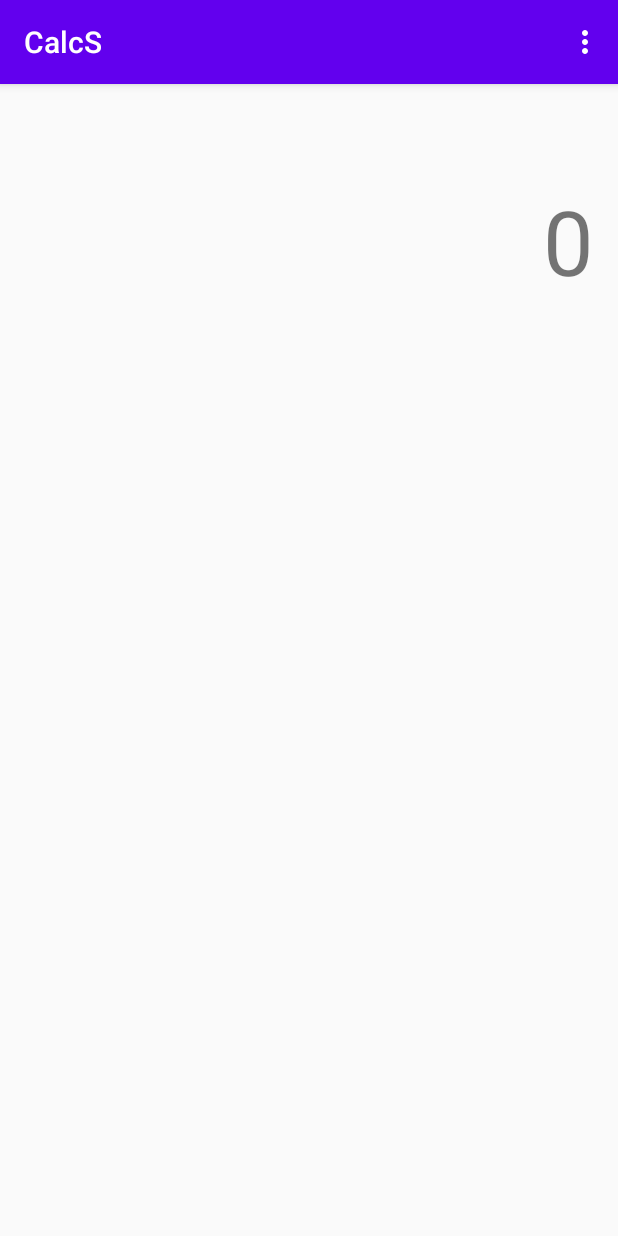
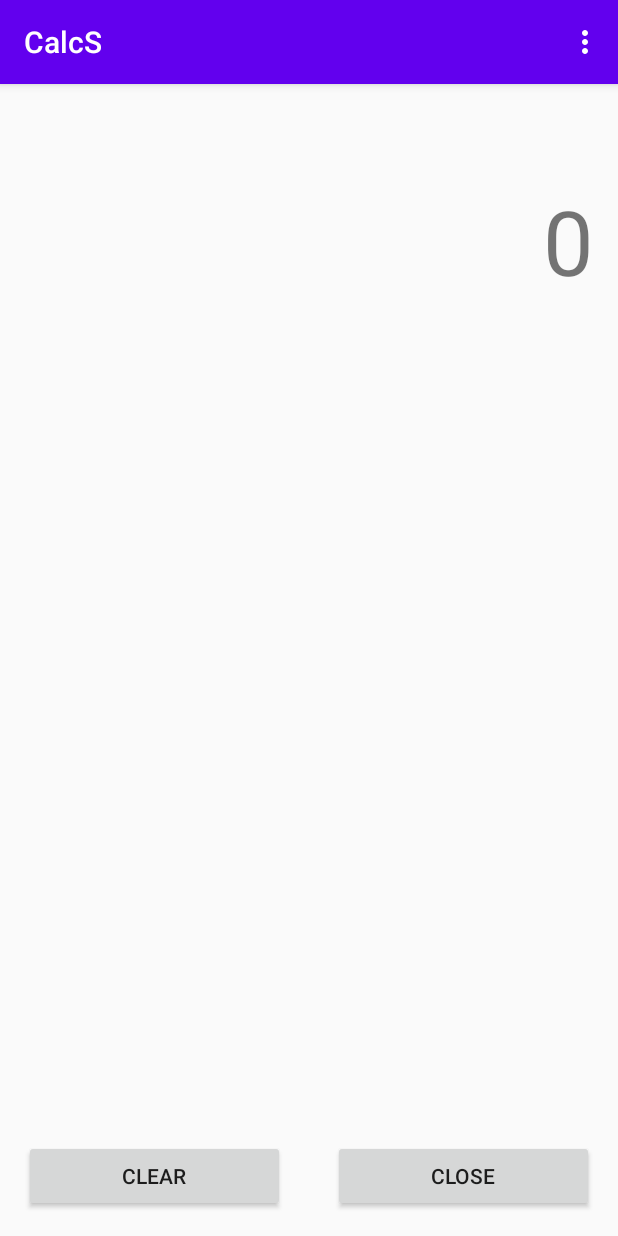
Before and after one commit to SolarisD/Calc, an Android app: the screen it shows after launch (MainActivity), after a tap on an icon or button, on a phone screen of 412 x 824 dp. Run offline under Robolectric (Android 15) with nearby library versions, the phone set to English and light mode, and no system bars; our stand-ins replace Room's generated code; 3 statements that could not run were skipped.

Commit message:
Add history control buttons

```diff
--- a/app/src/main/java/com/solarisd/calc/view/DefKeyboardFragment.kt
+++ b/app/src/main/java/com/solarisd/calc/view/DefKeyboardFragment.kt
@@ -13,10 +13,6 @@ import com.solarisd.calc.databinding.FragmentDefKeyboardBinding
 import com.solarisd.calc.viewmodel.MainViewModel
 
 class DefKeyboardFragment : Fragment() {
-    companion object {
-        @JvmStatic
-        fun newInstance() = DefKeyboardFragment()
-    }
     private val vm: MainViewModel by activityViewModels()
     override fun onCreateView(inflater: LayoutInflater, container: ViewGroup?, savedInstanceState: Bundle?): View? {
         val binding = DataBindingUtil.inflate<FragmentDefKeyboardBinding>(inflater, R.layout.fragment_def_keyboard, container, false)
--- a/app/src/main/java/com/solarisd/calc/view/ExtKeyboardFragment.kt
+++ b/app/src/main/java/com/solarisd/calc/view/ExtKeyboardFragment.kt
@@ -13,10 +13,6 @@ import com.solarisd.calc.databinding.FragmentExtKeyboardBinding
 import com.solarisd.calc.viewmodel.MainViewModel
 
 class ExtKeyboardFragment : Fragment() {
-    companion object {
-        @JvmStatic
-        fun newInstance() = ExtKeyboardFragment()
-    }
     private val vm: MainViewModel by activityViewModels()
     override fun onCreateView(inflater: LayoutInflater, container: ViewGroup?, savedInstanceState: Bundle?): View? {
         val binding = DataBindingUtil.inflate<FragmentExtKeyboardBinding>(inflater, R.layout.fragment_ext_keyboard, container, false)
--- a/app/src/main/java/com/solarisd/calc/view/HistoryFragment.kt
+++ b/app/src/main/java/com/solarisd/calc/view/HistoryFragment.kt
@@ -5,6 +5,7 @@ import androidx.fragment.app.Fragment
 import android.view.LayoutInflater
 import android.view.View
 import android.view.ViewGroup
+import android.widget.Button
 import androidx.fragment.app.activityViewModels
 import androidx.recyclerview.widget.LinearLayoutManager
 import androidx.recyclerview.widget.RecyclerView
@@ -14,15 +15,24 @@ import com.solarisd.calc.viewmodel.MainViewModel
 import kotlinx.coroutines.*
 
 class HistoryFragment : Fragment() {
-    companion object {
-        @JvmStatic
-        fun newInstance(param1: String, param2: String) = HistoryFragment()
-    }
     private lateinit var recyclerView: RecyclerView
     private val vm: MainViewModel by activityViewModels()
 
     override fun onCreateView(inflater: LayoutInflater, container: ViewGroup?,savedInstanceState: Bundle?): View? {
         val root = inflater.inflate(R.layout.fragment_history, container, false)
+        root.findViewById<Button>(R.id.btn_history_clear).setOnClickListener {
+            GlobalScope.launch(Dispatchers.IO){
+                vm.clearHistory()
+                val list = vm.getHistoryRecords()
+                withContext(Dispatchers.Main){
+                    recyclerView.adapter = HistoryViewAdapter(list)
+                    //recyclerView.notifyDataSetChanged()
+                }
+            }
+        }
+        root.findViewById<Button>(R.id.btn_history_close).setOnClickListener{
+            parentFragmentManager.popBackStack()
+        }
         recyclerView = root.findViewById(R.id.rcv_history)
         recyclerView.layoutManager = LinearLayoutManager(this.activity)
         GlobalScope.launch(Dispatchers.IO){
--- a/app/src/main/java/com/solarisd/calc/viewmodel/MainViewModel.kt
+++ b/app/src/main/java/com/solarisd/calc/viewmodel/MainViewModel.kt
@@ -90,6 +90,7 @@ class MainViewModel(application: Application): AndroidViewModel(application){
         }
     }
     fun getHistoryRecords(): List<History> = dao.getAll()
+    fun clearHistory() = dao.deleteAll()
     private fun vibrate(){
         if (vMode){
             if (Build.VERSION.SDK_INT >= Build.VERSION_CODES.O) {
--- a/app/src/main/res/layout/fragment_def_keyboard.xml
+++ b/app/src/main/res/layout/fragment_def_keyboard.xml
@@ -58,7 +58,7 @@
                 android:orientation="horizontal">
 
                 <Button
-                    android:id="@+id/btn_clear"
+                    android:id="@+id/btn_history_clear"
                     style="@style/Button"
                     android:text="C"
                     android:onClick="@{() -> vm.buttonPressed(Buttons.CLEAR)}"/>
--- a/app/src/main/res/layout/fragment_ext_keyboard.xml
+++ b/app/src/main/res/layout/fragment_ext_keyboard.xml
@@ -65,7 +65,7 @@
                     android:onClick="@{() -> vm.buttonPressed(Buttons.SQR)}"/>
 
                 <Button
-                    android:id="@+id/btn_clear"
+                    android:id="@+id/btn_history_clear"
                     style="@style/Button"
                     android:text="C"
                     android:onClick="@{() -> vm.buttonPressed(Buttons.CLEAR)}"/>
--- a/app/src/main/res/layout/fragment_history.xml
+++ b/app/src/main/res/layout/fragment_history.xml
@@ -3,10 +3,44 @@
     xmlns:tools="http://schemas.android.com/tools"
     android:layout_width="match_parent"
     android:layout_height="match_parent"
-    tools:context=".view.HistoryFragment">
+    tools:context=".view.HistoryFragment"
+    tools:ignore="HardcodedText">
 
-    <androidx.recyclerview.widget.RecyclerView
-        android:id="@+id/rcv_history"
+    <LinearLayout
         android:layout_width="match_parent"
-        android:layout_height="match_parent" />
+        android:layout_height="match_parent"
+        android:orientation="vertical">
+
+        <androidx.recyclerview.widget.RecyclerView
+            android:id="@+id/rcv_history"
+            android:layout_width="match_parent"
+            android:layout_height="wrap_content"
+            android:layout_weight="1">
+
+        </androidx.recyclerview.widget.RecyclerView>
+
+        <LinearLayout
+            android:layout_width="match_parent"
+            android:layout_height="wrap_content"
+            android:orientation="horizontal">
+
+            <Button
+                android:id="@+id/btn_history_clear"
+                android:layout_width="wrap_content"
+                android:layout_height="wrap_content"
+                android:layout_margin="@dimen/activity_margin"
+                android:layout_weight="1"
+                android:text="Clear" />
+
+            <Button
+                android:id="@+id/btn_history_close"
+                android:layout_width="wrap_content"
+                android:layout_height="wrap_content"
+                android:layout_margin="@dimen/activity_margin"
+                android:layout_weight="1"
+                android:text="Close" />
+        </LinearLayout>
+
+    </LinearLayout>
+
 </FrameLayout>
```
